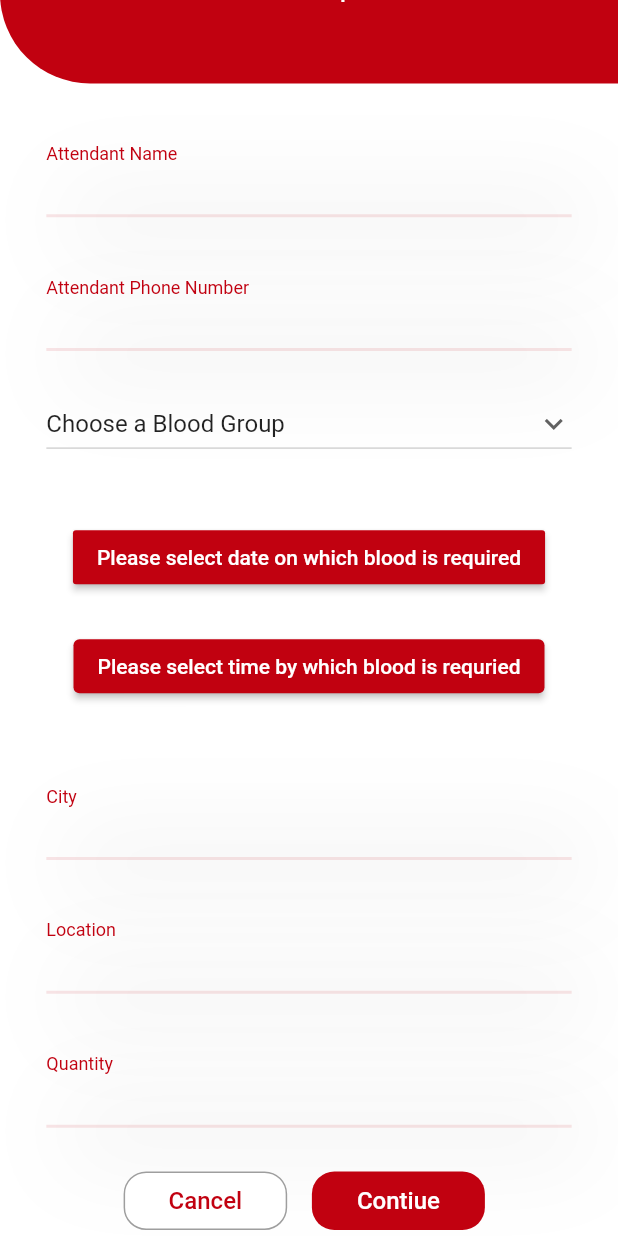
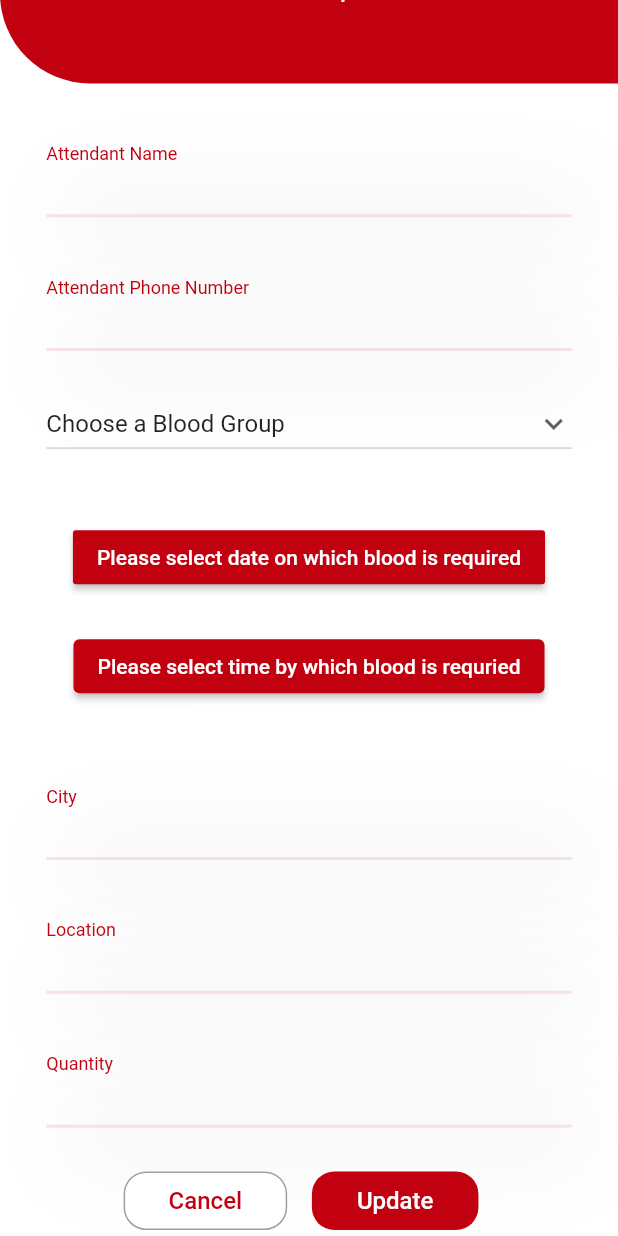
Before and after one commit to FarrukhCyber/BloodLink, a Flutter app: the editRequest screen opened directly with empty values, scrolled down 124 dp, on a phone screen of 412 x 824 dp. Run offline on Flutter 3.47's test engine with Material 2 defaults, Android fonts, the phone set to English and light mode, and no system bars; our stand-ins replace csc_picker, email_validator, firebase_auth, firebase_core, fluttertoast, geocoding and 4 more; missing offline and left inert: flutter_polyline_points, onesignal_flutter; accounts and stored records are empty.

Commit message:
working on edit request

```diff
--- a/frontend/lib/screens/editRequest.dart
+++ b/frontend/lib/screens/editRequest.dart
@@ -1,3 +1,5 @@
+import 'package:bloodlink/screens/myRequests.dart';
+import 'package:bloodlink/utils/user_info.dart';
 import 'package:flutter/cupertino.dart';
 import 'package:flutter/material.dart';
 import 'package:fluttertoast/fluttertoast.dart';
@@ -79,7 +81,7 @@ class _editRequestState extends State<editRequest> {
             TopBarFb3(
                 title: "Initiate a Request",
                 upperTitle:
-                    "Please provide the required \n information to initiate a \n blood request"),
+                    "Please provide the required \n information to edit the \n blood request"),
             InputFieldWithLabel(
                 inputController: new TextEditingController(),
                 hintText: widget.name,
@@ -560,7 +562,7 @@ createRequest_func(
         'hospital': location,
         'city': city,
         'quantity': quantity,
-        // 'user_contact_num': UserSimplePreferences.getPhoneNumber(),
+        'user_contact_num': UserSimplePreferences.getPhoneNumber(),
       }),
     );
     var parse = jsonDecode(response.body);
@@ -666,7 +668,8 @@ class _PairButtonState extends State<PairButton> {
                         RoundedRectangleBorder(
                             borderRadius: BorderRadius.circular(borderRadius)),
                       )),
-                  onPressed: null,
+                  onPressed: () => Navigator.of(context).push(MaterialPageRoute(
+                     builder: (context) => myRequests(key: widget.key))),
                   child: Text(
                     "Cancel",
                     style: const TextStyle(color: primaryColor, fontSize: 16),
@@ -758,7 +761,7 @@ class _PairButtonState extends State<PairButton> {
                   },
                   // onPressed: () => CreateBloodRequestPage2(key: key),
                   child: Text(
-                    "Contiue",
+                    "Update",
                     style: const TextStyle(color: Colors.white, fontSize: 16),
                   ),
                 ),
```
